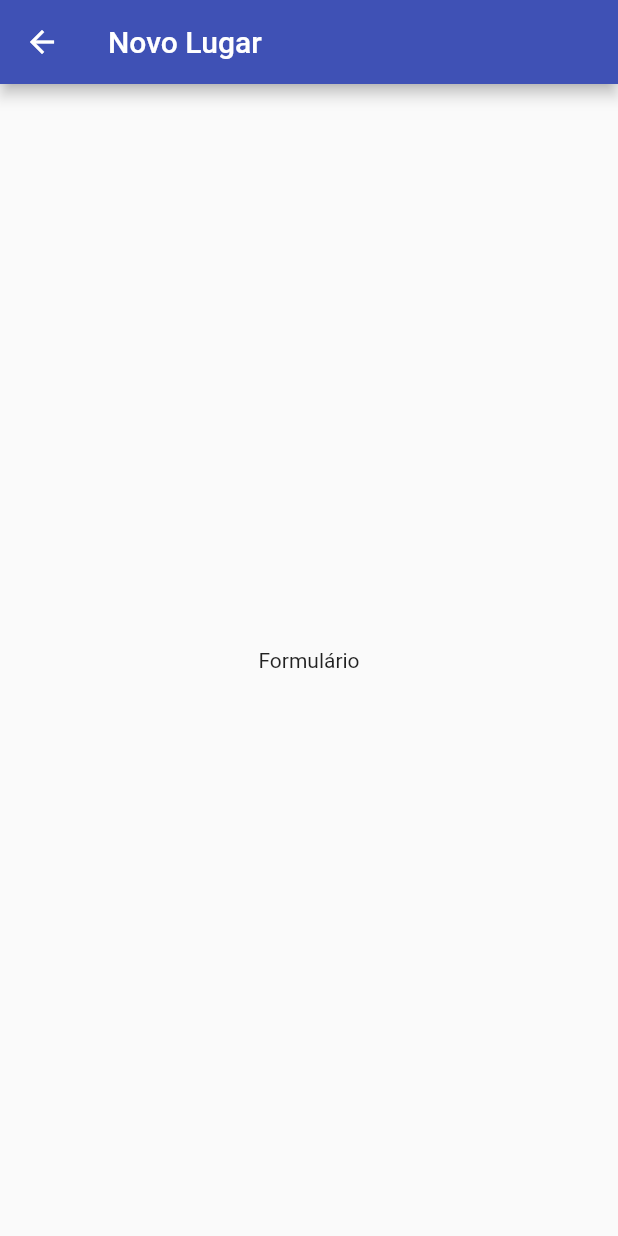
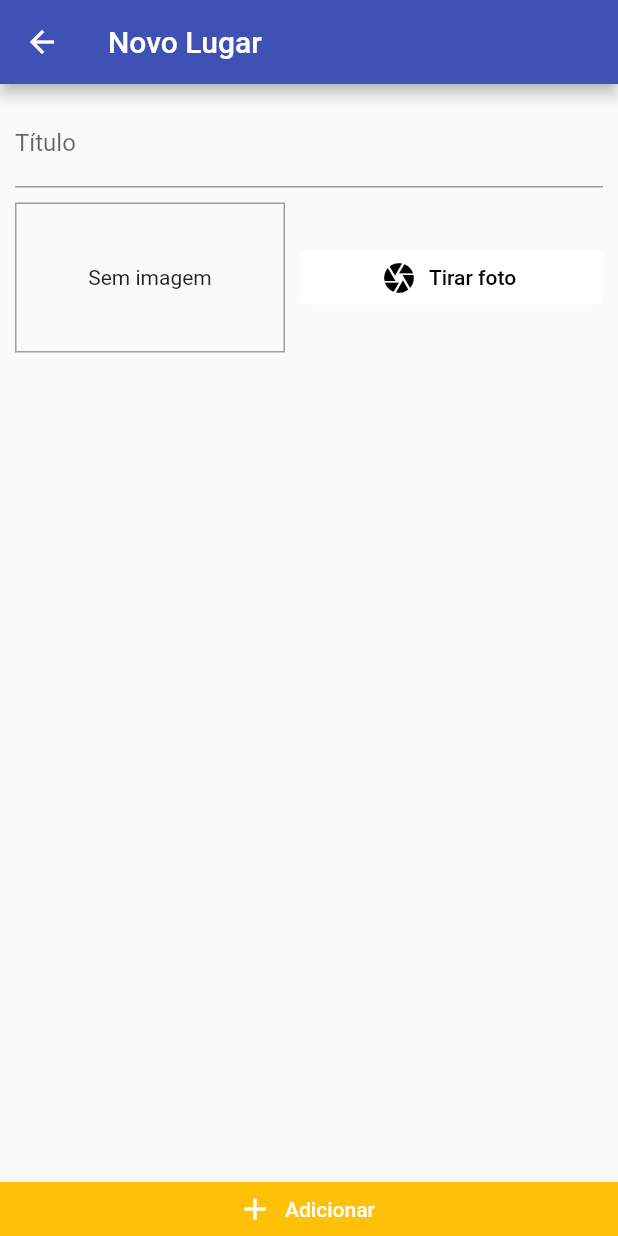
Before and after one commit to BrunoPivoto/great-places-flutter, a Flutter app: the PlaceFormScreen screen opened by its route, on a phone screen of 412 x 824 dp. Run offline on Flutter 3.47's test engine with Material 2 defaults, Android fonts, the phone set to English and light mode, and no system bars.

Commit message:
place form filed and image

```diff
--- a/lib/providers/great_places.dart
+++ b/lib/providers/great_places.dart
@@ -2,6 +2,7 @@ import 'package:flutter/material.dart';
 import 'package:great_places/models/palce.dart';
 
 class GreatPlaces with ChangeNotifier {
+  // ignore: prefer_final_fields
   List<Place> _items = [];
 
   List<Place> get items {
--- a/lib/screens/place_form_screen.dart
+++ b/lib/screens/place_form_screen.dart
@@ -1,4 +1,5 @@
 import 'package:flutter/material.dart';
+import 'package:great_places/widgets/image_input.dart';
 
 class PlaceFormScreen extends StatefulWidget {
   const PlaceFormScreen({super.key});
@@ -8,13 +9,53 @@ class PlaceFormScreen extends StatefulWidget {
 }
 
 class _PlaceFormScreenState extends State<PlaceFormScreen> {
+  final _titleController = TextEditingController();
+
+  void _submitForm() {}
+
   @override
   Widget build(BuildContext context) {
     return Scaffold(
       appBar: AppBar(
         title: const Text('Novo Lugar'),
       ),
-      body: const Center(child: Text('Formulário')),
+      body: Column(
+        // mainAxisAlignment: MainAxisAlignment.spaceBetween,
+        crossAxisAlignment: CrossAxisAlignment.stretch,
+        children: [
+          Expanded(
+            child: SingleChildScrollView(
+              child: Padding(
+                padding: const EdgeInsets.all(10.0),
+                child: Column(
+                  children: [
+                    TextField(
+                      controller: _titleController,
+                      decoration: const InputDecoration(
+                        labelText: 'Título',
+                      ),
+                    ),
+                    const SizedBox(height: 10),
+                    const ImageInput()
+                  ],
+                ),
+              ),
+            ),
+          ),
+          const SizedBox(height: 10),
+          ElevatedButton.icon(
+            onPressed: _submitForm,
+            icon: const Icon(Icons.add),
+            label: const Text('Adicionar'),
+            style: ElevatedButton.styleFrom(
+              elevation: 0,
+              backgroundColor: Theme.of(context).colorScheme.secondary,
+              tapTargetSize: MaterialTapTargetSize.shrinkWrap,
+              shape: const ContinuousRectangleBorder(),
+            ),
+          )
+        ],
+      ),
     );
   }
 }
--- /dev/null
+++ b/lib/widgets/image_input.dart
@@ -0,0 +1,41 @@
+import 'package:flutter/material.dart';
+
+class ImageInput extends StatefulWidget {
+  const ImageInput({super.key});
+
+  @override
+  State<ImageInput> createState() => _ImageInputState();
+}
+
+class _ImageInputState extends State<ImageInput> {
+  @override
+  Widget build(BuildContext context) {
+    return Row(
+      children: [
+        Container(
+          width: 180,
+          height: 100,
+          decoration: BoxDecoration(
+            border: Border.all(width: 1, color: Colors.grey),
+          ),
+          alignment: Alignment.center,
+          child: const Text('Sem imagem'),
+        ),
+        const SizedBox(width: 10),
+        Expanded(
+            child: ElevatedButton.icon(
+          icon: const Icon(Icons.camera),
+          label: const Text('Tirar foto'),
+          style: ElevatedButton.styleFrom(
+            foregroundColor: Colors.black,
+            backgroundColor: Colors.white, //Theme.of(context).colorScheme.secondary,
+            elevation: 0,
+            tapTargetSize: MaterialTapTargetSize.shrinkWrap,
+            // shape: const ContinuousRectangleBorder(),
+          ),
+          onPressed: () {},
+        ))
+      ],
+    );
+  }
+}
```
